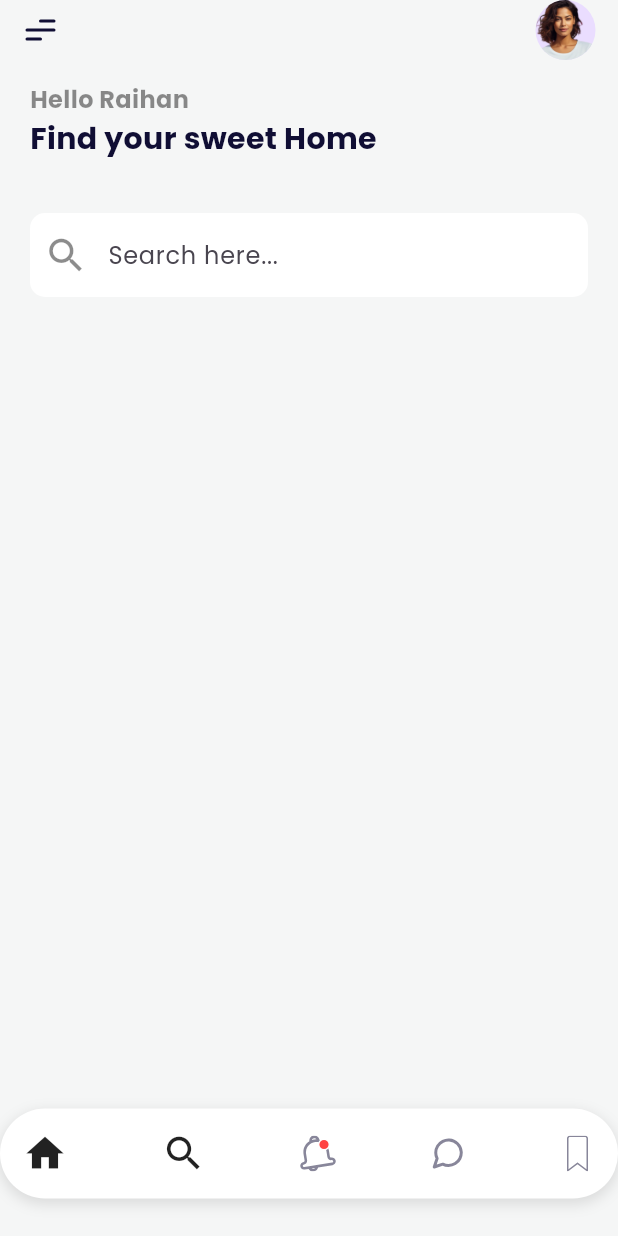
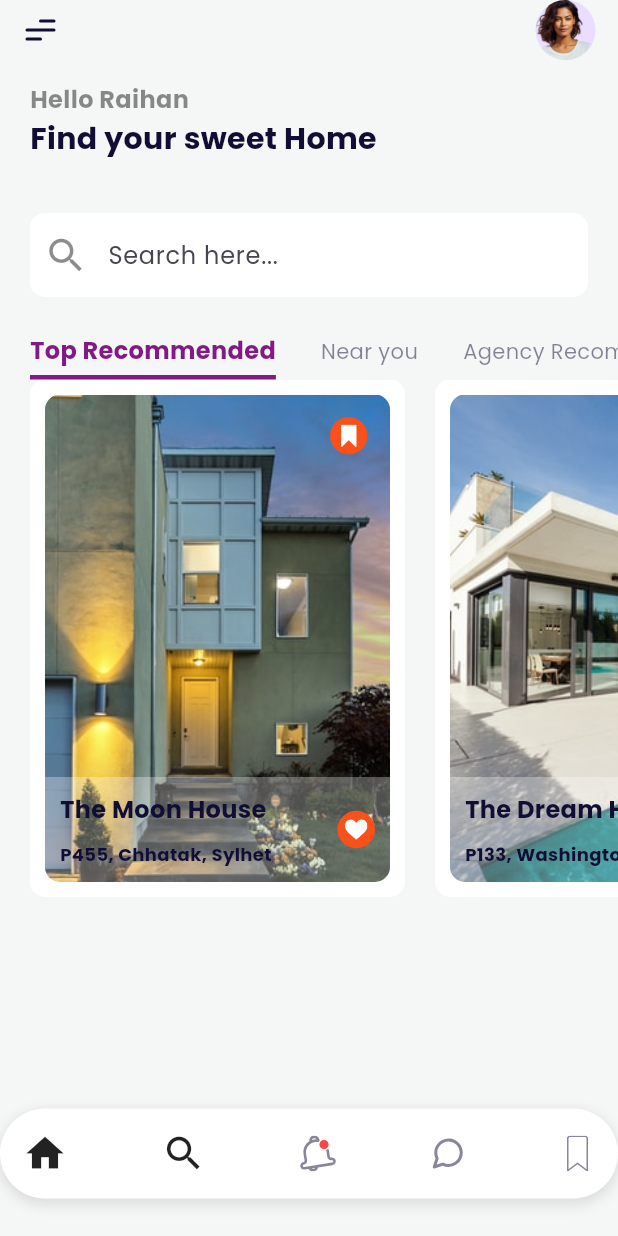
Before and after one commit to MrT2003/rental_house_ui, a Flutter app: the screen it shows after launch, on a phone screen of 412 x 824 dp. Run offline on Flutter 3.47's test engine with Material 3 defaults, Android fonts, the phone set to English and light mode, and no system bars; our stand-ins replace flutter_svg, google_fonts.

Commit message:
complete top recommeded

```diff
--- /dev/null
+++ b/lib/model/house.dart
@@ -0,0 +1,44 @@
+class House {
+  String name;
+  String address;
+  String imageUrl;
+  String price;
+  String description;
+
+  House(
+    this.name,
+    this.address,
+    this.imageUrl,
+    this.price,
+    this.description,
+  );
+}
+
+// for cayegory
+final categoryList = [
+  'Top Recommended',
+  'Near you',
+  'Agency Recommended',
+];
+
+final recommendedList = [
+  House(
+      'The Moon House',
+      'P455, Chhatak, Sylhet',
+      'assets/images/house01.jpeg',
+      '\$4455',
+      'Enim veniam dolor sint ipsum culpa magna dolore incialaunt laborum excepteu...'),
+  House(
+      'The Dream House',
+      'P133, Washington, D.C ',
+      'assets/images/house02.jpeg',
+      '\$5500',
+      'Washington, D.C,formally the District of Columbia and commonly called Washington.'),
+  House(
+    'Favorite House',
+    'P33, Japan',
+    'assets/images/house03.png',
+    '\$1010',
+    "A hotel is an establishment that provides paid lodging on a short-term basis. Facilities provided inside a hotel room may range from a modest-quality ...",
+  )
+];
--- /dev/null
+++ b/lib/screens/home/categories.dart
@@ -0,0 +1,57 @@
+import 'package:flutter/material.dart';
+import 'package:rental_house_ui/constants.dart';
+import 'package:rental_house_ui/model/house.dart';
+
+class Categories extends StatefulWidget {
+  const Categories({super.key});
+
+  @override
+  State<Categories> createState() => _CategoriesState();
+}
+
+class _CategoriesState extends State<Categories> {
+  int selectedItems = 0;
+  @override
+  Widget build(BuildContext context) {
+    return SizedBox(
+      height: 35,
+      child: ListView.builder(
+          scrollDirection: Axis.horizontal,
+          itemCount: categoryList.length,
+          itemBuilder: (context, index) {
+            return GestureDetector(
+              onTap: () {
+                setState(() {
+                  selectedItems = index;
+                });
+              },
+              child: Container(
+                margin: EdgeInsets.only(left: 20, right: 10),
+                alignment: Alignment.center,
+                decoration: BoxDecoration(
+                  border: Border(
+                    bottom: BorderSide(
+                      width: 3,
+                      color: selectedItems == index
+                          ? primaryColor
+                          : Colors.transparent,
+                    ),
+                  ),
+                ),
+                child: Text(
+                  categoryList[index],
+                  style: TextStyle(
+                    color:
+                        selectedItems == index ? primaryColor : bodyTextColor,
+                    fontWeight: selectedItems == index
+                        ? FontWeight.bold
+                        : FontWeight.normal,
+                    fontSize: selectedItems == index ? 16 : 14,
+                  ),
+                ),
+              ),
+            );
+          }),
+    );
+  }
+}
--- a/lib/screens/home/home_screen.dart
+++ b/lib/screens/home/home_screen.dart
@@ -1,6 +1,8 @@
 import 'package:flutter/material.dart';
 import 'package:flutter_svg/flutter_svg.dart';
 import 'package:rental_house_ui/constants.dart';
+import 'package:rental_house_ui/screens/home/categories.dart';
+import 'package:rental_house_ui/screens/home/toprecommended.dart';
 import 'package:rental_house_ui/widgets/bottom_nav_bar.dart';
 import 'package:rental_house_ui/widgets/introduction_text.dart';
 import 'package:rental_house_ui/widgets/my_search_bar.dart';
@@ -20,6 +22,8 @@ class HomeScreen extends StatelessWidget {
             ProfileAndMenu(),
             IntroductionText(),
             MySearchBar(),
+            Categories(),
+            Toprecommended(),
           ],
         ),
       ),
--- /dev/null
+++ b/lib/screens/home/toprecommended.dart
@@ -0,0 +1,105 @@
+import 'package:flutter/material.dart';
+import 'package:flutter_svg/flutter_svg.dart';
+import 'package:rental_house_ui/constants.dart';
+import 'package:rental_house_ui/model/house.dart';
+
+class Toprecommended extends StatelessWidget {
+  const Toprecommended({super.key});
+
+  @override
+  Widget build(BuildContext context) {
+    return SizedBox(
+      height: 345,
+      child: ListView.builder(
+          scrollDirection: Axis.horizontal,
+          itemCount: recommendedList.length,
+          itemBuilder: (context, index) {
+            final rent = recommendedList[index];
+            return GestureDetector(
+              onTap: () => null,
+              child: Container(
+                margin: EdgeInsets.only(left: 20),
+                padding: EdgeInsets.all(10),
+                height: 300,
+                width: 250,
+                decoration: BoxDecoration(
+                  color: Colors.white,
+                  borderRadius: BorderRadius.circular(10),
+                ),
+                child: Stack(
+                  children: [
+                    Hero(
+                      tag: rent.imageUrl,
+                      child: Container(
+                        decoration: BoxDecoration(
+                          borderRadius: BorderRadius.circular(10),
+                          image: DecorationImage(
+                            image: AssetImage(rent.imageUrl),
+                            fit: BoxFit.cover,
+                          ),
+                        ),
+                      ),
+                    ),
+                    Positioned(
+                      bottom: 0,
+                      left: 0,
+                      right: 0,
+                      child: Container(
+                        padding: EdgeInsets.all(10),
+                        color: Colors.white30,
+                        child: Row(
+                          children: [
+                            Expanded(
+                              child: Column(
+                                crossAxisAlignment: CrossAxisAlignment.start,
+                                children: [
+                                  Text(
+                                    rent.name,
+                                    style: TextStyle(
+                                      fontWeight: FontWeight.bold,
+                                      fontSize: 16,
+                                      color: titleTextColor,
+                                    ),
+                                  ),
+                                  SizedBox(height: 10),
+                                  Text(
+                                    rent.address,
+                                    style: TextStyle(
+                                      fontWeight: FontWeight.bold,
+                                      fontSize: 12,
+                                      color: titleTextColor,
+                                    ),
+                                  ),
+                                ],
+                              ),
+                            ),
+                            circularBox("assets/icons/heart.svg"),
+                          ],
+                        ),
+                      ),
+                    ),
+                    Positioned(
+                        right: 15,
+                        top: 15,
+                        child: circularBox("assets/icons/mark.svg")),
+                  ],
+                ),
+              ),
+            );
+          }),
+    );
+  }
+
+  circularBox(image) {
+    return Container(
+      height: 25,
+      width: 25,
+      padding: EdgeInsets.all(5),
+      decoration: BoxDecoration(
+        color: secondaryColor,
+        shape: BoxShape.circle,
+      ),
+      child: SvgPicture.asset(image),
+    );
+  }
+}
```
